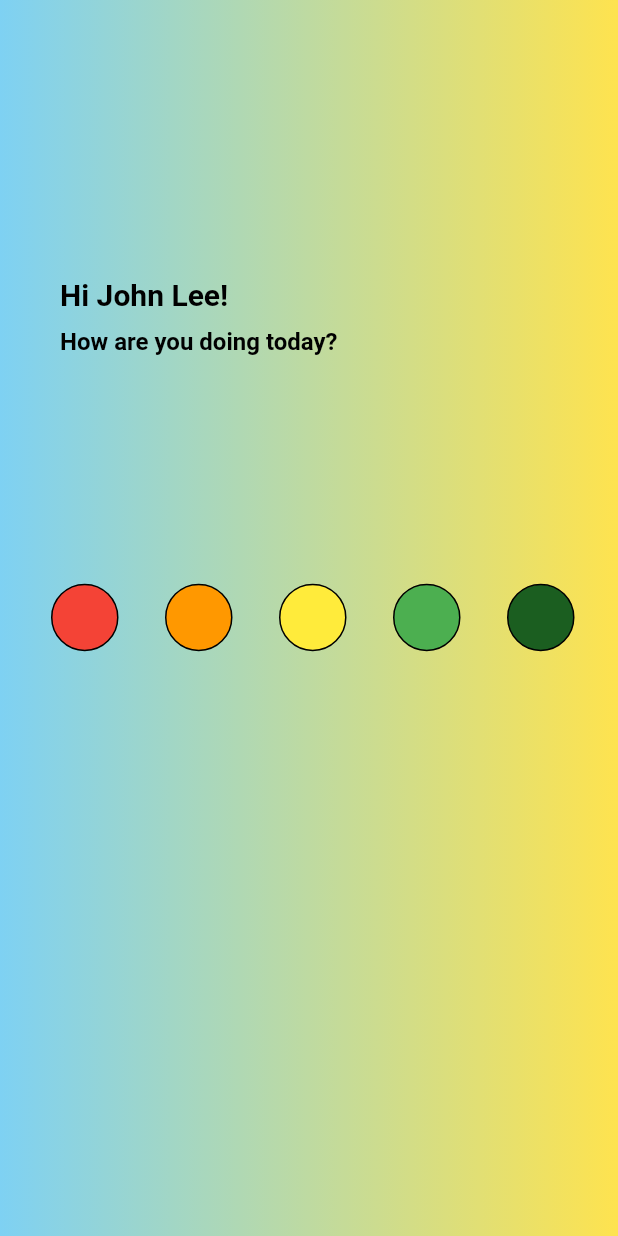
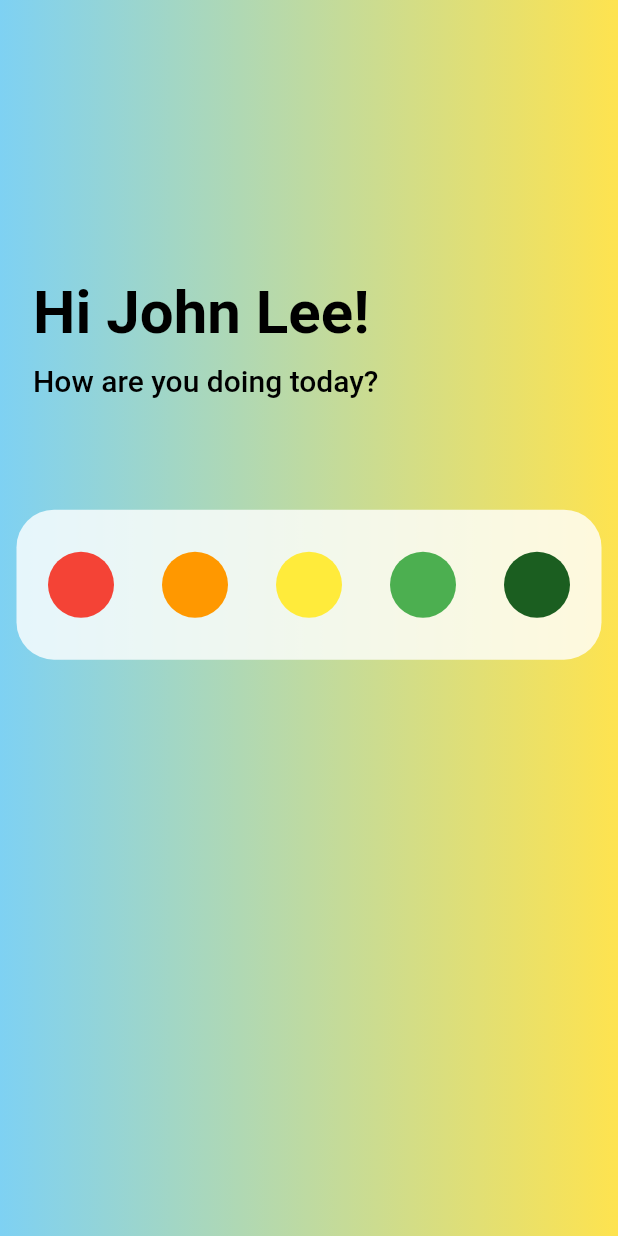
Before and after one commit to salcc/Junction-2022, a Flutter app: the screen it shows after launch, on a phone screen of 412 x 824 dp. Run offline on Flutter 3.47's test engine with Material 2 defaults, Android fonts, the phone set to English and light mode, and no system bars; our stand-ins replace fl_chart, get.

Commit message:
Update status screen format

```diff
--- a/flutter_demo/lib/screens/status_screen.dart
+++ b/flutter_demo/lib/screens/status_screen.dart
@@ -48,33 +48,27 @@ class _Salute extends StatelessWidget {
   Widget build(BuildContext context) {
     return Container(
         height: height * 0.2,
-        margin: const EdgeInsets.only(left: 20, top: 150),
+        margin: const EdgeInsets.only(left: 2, top: 150),
         child: Row(
           children: [
             Container(
               alignment: Alignment.centerLeft,
               margin: const EdgeInsets.only(left: 20, top: 10),
-              width: width * 0.475,
+              width: width * 0.9,
               child: Column(
                 mainAxisAlignment: MainAxisAlignment.start,
                 crossAxisAlignment: CrossAxisAlignment.start,
                 children: [
                   Text(
                     'Hi ${user.name} ${user.surname}!',
-                    style: Theme.of(context)
-                        .textTheme
-                        .titleLarge!
-                        .copyWith(fontWeight: FontWeight.bold),
+                    style: TextStyle(fontSize: 40, fontWeight: FontWeight.bold),
                     textAlign: TextAlign.left,
                   ),
                   const SizedBox(height: 10),
                   Text('How are you doing today?',
-                      style: Theme.of(context)
-                          .textTheme
-                          .titleMedium!
-                          .copyWith(fontWeight: FontWeight.bold),
+                      style: Theme.of(context).textTheme.titleLarge!,
                       textAlign: TextAlign.left),
-                  const SizedBox(height: 10),
+                  const SizedBox(height: 5),
                 ],
               ),
             )
@@ -93,9 +87,8 @@ class _Emotions extends StatelessWidget {
 
   @override
   Widget build(BuildContext context) {
-    return Container(
-      height: height * 0.15,
-      margin: const EdgeInsets.only(left: 20, top: 10),
+    return StatusContainer(
+      height: 100,
       child: ListView.builder(
           scrollDirection: Axis.horizontal,
           shrinkWrap: true,
@@ -107,11 +100,10 @@ class _Emotions extends StatelessWidget {
                   Get.toNamed('/profile');
                 },
                 icon: Container(
-                  margin: const EdgeInsets.only(right: 15),
+                  margin: const EdgeInsets.only(right: 2, left: 2),
                   width: 60,
                   height: 60,
                   decoration: BoxDecoration(
-                    border: Border.all(color: Colors.black),
                     shape: BoxShape.circle,
                     color: colors[index],
                   ),
@@ -120,3 +112,33 @@ class _Emotions extends StatelessWidget {
     );
   }
 }
+
+class StatusContainer extends StatelessWidget {
+  const StatusContainer({
+    Key? key,
+    required this.height,
+    required this.child,
+  }) : super(key: key);
+
+  final double height;
+  final Widget child;
+
+  @override
+  Widget build(BuildContext context) {
+    return Container(
+      height: height,
+      margin: const EdgeInsets.only(left: 10, right: 10),
+      padding: const EdgeInsets.symmetric(horizontal: 5, vertical: 20),
+      decoration: BoxDecoration(
+        borderRadius: const BorderRadius.only(
+          topLeft: Radius.circular(25),
+          topRight: Radius.circular(25),
+          bottomLeft: Radius.circular(25),
+          bottomRight: Radius.circular(25),
+        ),
+        color: Theme.of(context).colorScheme.background.withOpacity(0.8),
+      ),
+      child: child,
+    );
+  }
+}
```
